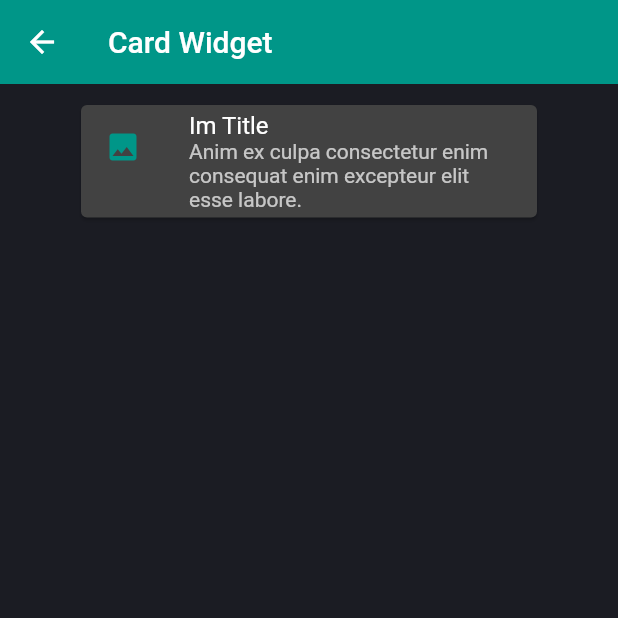
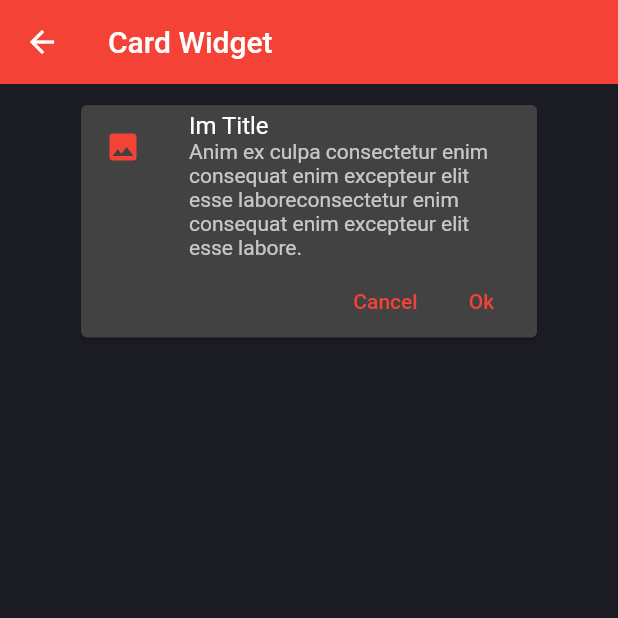
Before and after one commit to bastndev/Flutter-ListView-1, a Flutter app: the CardScreen screen opened by its route, on a phone screen of 412 x 824 dp, the top half of it. Run offline on Flutter 3.47's test engine with Material 2 defaults, Android fonts, the light colour scheme and no system bars.

Commit message:
dolor de caveza

```diff
--- a/lib/screens/card_screen.dart
+++ b/lib/screens/card_screen.dart
@@ -1,5 +1,6 @@
 import 'package:flutter/material.dart';
-import 'package:github_flutter_1/theme/app_team.dart';
+
+import '../widgets/custom_card_ty.dart';
 
 class CardScreen extends StatelessWidget {
 
@@ -13,21 +14,9 @@ class CardScreen extends StatelessWidget {
       ),
       body: ListView(
         padding: const EdgeInsets.symmetric(horizontal: 50,vertical: 10),
-        children:  [
+        children:  const [
 
-        Card(
-          child: Column(
-            children: const [
-              ListTile(
-                leading: Icon(
-                Icons.photo,color: AppTheme.primary),
-                title: Text('Im Title'),
-                subtitle: Text('Anim ex culpa consectetur enim consequat enim excepteur elit esse labore.'),
-              )
-            ],
-          ),
-        )
-
+        CustomCardTy(),
 
         ],
       )
--- a/lib/theme/app_team.dart
+++ b/lib/theme/app_team.dart
@@ -2,8 +2,7 @@ import 'package:flutter/material.dart';
 
 class AppTheme {
   // AppBar Color and ALL
-  static const Color primary = Colors.teal;
-
+  static const Color primary = Colors.red;
 
   static final ThemeData lighTheme = ThemeData.light().copyWith(
 
@@ -15,8 +14,20 @@ class AppTheme {
       appBarTheme: const AppBarTheme(
         color: primary,
         elevation: 0
-    )
-  );
+    ),
+
+  // TextButton Theme Esta baina me causa problema pero ya sabes lla solucion es siple- solo pon AppTheme.primary en colores de letras
+      // textButtonTheme: TextButtonThemeData(
+      //   style: TextButton.styleFrom(foregroundColor:primary),
+      // )
+
+);
+
+
+
+
+
+
 
 // Dark Moder - Color
   static final ThemeData darkTheme = ThemeData.dark().copyWith(
--- /dev/null
+++ b/lib/widgets/custom_card_ty.dart
@@ -0,0 +1,44 @@
+import '../theme/app_team.dart';
+import 'package:flutter/material.dart';
+
+class CustomCardTy extends StatelessWidget {
+  const CustomCardTy({
+    super.key,
+  });
+
+  @override
+  Widget build(BuildContext context) {
+    return Card(
+      child: Column(
+        children: [
+          const ListTile (
+            leading: Icon(
+            Icons.photo,color: AppTheme.primary),
+            title: Text('Im Title'),
+            subtitle: Text('Anim ex culpa consectetur enim consequat enim excepteur elit esse laboreconsectetur enim consequat enim excepteur elit esse labore.'),
+          ),
+
+          Padding(
+            padding: const EdgeInsets.only(right: 5),
+            child: Row(
+              mainAxisAlignment: MainAxisAlignment.end,
+              children: [
+                TextButton(
+                  onPressed: (){},
+                    style: TextButton.styleFrom(foregroundColor: AppTheme.primary),
+                  child: const Text('Cancel'),
+                ),
+                TextButton(
+                  onPressed: (){},
+                  style: TextButton.styleFrom(foregroundColor: AppTheme.primary),
+                  child:const Text('Ok'),
+                ),
+              ],
+
+            ),
+          )
+        ],
+      ),
+    );
+  }
+}
--- /dev/null
+++ b/lib/widgets/widgets.dart
@@ -0,0 +1 @@
+export 'package:github_flutter_1/widgets/custom_card_ty.dart';
```
